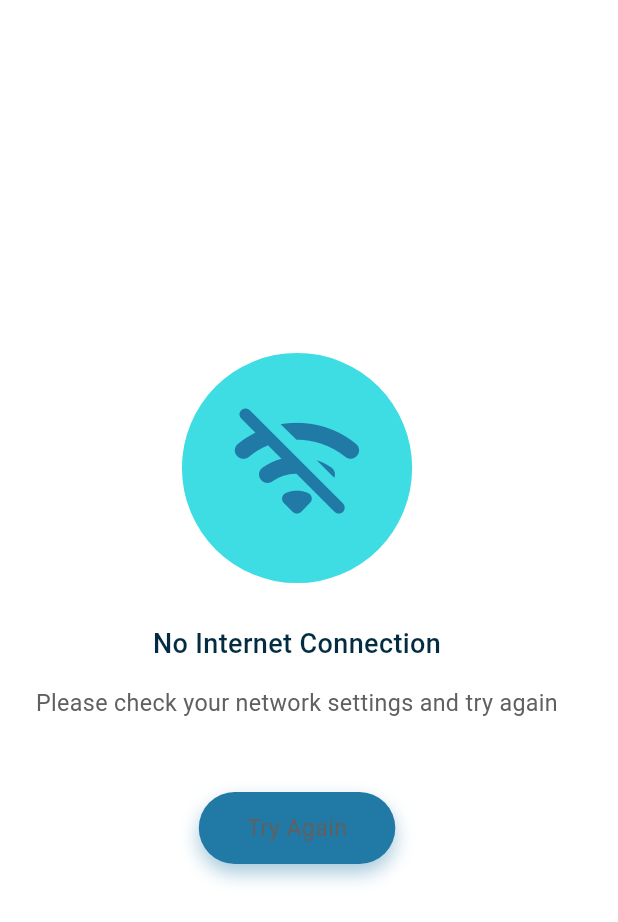
After one commit to codex7Teen/promilo_app_flutter_api, a Flutter app: the NoNetworkScreen screen opened directly, on a phone screen of 412 x 824 dp. The commit adds this screen. Shown: the top 922 px of the screen. Run offline on Flutter 3.47's test engine with Material 3 defaults, Android fonts, the phone set to English and light mode, and no system bars; our stand-ins replace carousel_slider, flutter_secure_storage, get, internet_connection_checker_plus, persistent_bottom_nav_bar, share_plus and 1 more; missing offline and left inert: app_settings; accounts and stored records are empty.

Commit message:
added internet connection checker and share options.

```diff
--- /dev/null
+++ b/lib/core/network/no_network_screen.dart
@@ -0,0 +1,145 @@
+import 'package:app_settings/app_settings.dart';
+import 'package:flutter/material.dart';
+import 'package:promilo_flutter_app/core/config/app_colors.dart';
+import 'package:promilo_flutter_app/core/config/app_text_styles.dart';
+
+class NoNetworkScreen extends StatefulWidget {
+  const NoNetworkScreen({super.key});
+
+  @override
+  State<NoNetworkScreen> createState() => _NoNetworkScreenState();
+}
+
+class _NoNetworkScreenState extends State<NoNetworkScreen>
+    with SingleTickerProviderStateMixin {
+  late AnimationController _controller;
+  late Animation<double> _scaleAnimation;
+  bool _isLoading = false;
+
+  @override
+  void initState() {
+    super.initState();
+    _controller = AnimationController(
+      duration: const Duration(seconds: 2),
+      vsync: this,
+    )..repeat(reverse: true);
+
+    _scaleAnimation = Tween<double>(begin: 1.0, end: 1.2).animate(
+      CurvedAnimation(parent: _controller, curve: Curves.easeInOut),
+    );
+  }
+
+  @override
+  void dispose() {
+    _controller.dispose();
+    super.dispose();
+  }
+
+  void _onRetry() async {
+    // Open network settings
+    await AppSettings.openAppSettingsPanel(
+        AppSettingsPanelType.internetConnectivity);
+    setState(() {
+      _isLoading = true;
+    });
+
+    await Future.delayed(const Duration(seconds: 8));
+
+    setState(() {
+      _isLoading = false;
+    });
+  }
+
+  @override
+  Widget build(BuildContext context) {
+    return Scaffold(
+      backgroundColor: AppColors.whiteColor,
+      body: SafeArea(
+        child: Padding(
+          padding: const EdgeInsets.symmetric(horizontal: 24.0),
+          child: Column(
+            mainAxisAlignment: MainAxisAlignment.center,
+            children: [
+              // Animated icon
+              ScaleTransition(
+                scale: _scaleAnimation,
+                child: Container(
+                  padding: const EdgeInsets.all(24),
+                  decoration: BoxDecoration(
+                    color: AppColors.cyanBlueThemeColor,
+                    shape: BoxShape.circle,
+                  ),
+                  child: const Icon(
+                    Icons.wifi_off_rounded,
+                    size: 80,
+                    color: AppColors.blueThemeColor,
+                  ),
+                ),
+              ),
+              const SizedBox(height: 40),
+
+              // Main heading
+              Text(
+                'No Internet Connection',
+                style: AppTextStyles.descriptionHeadingstext,
+                textAlign: TextAlign.center,
+              ),
+              const SizedBox(height: 16),
+
+              // Subheading
+              Text(
+                'Please check your network settings and try again',
+                style: AppTextStyles.descriptionSubtext,
+                textAlign: TextAlign.center,
+              ),
+              const SizedBox(height: 48),
+
+              // Retry button or loading indicator
+              _isLoading
+                  ? const SizedBox(
+                      width: 24,
+                      height: 24,
+                      child: CircularProgressIndicator(
+                        valueColor:
+                            AlwaysStoppedAnimation(AppColors.blueThemeColor),
+                      ),
+                    )
+                  : GestureDetector(
+                      onTapDown: (_) {
+                        setState(() {});
+                      },
+                      onTapUp: (_) {
+                        _onRetry();
+                      },
+                      child: AnimatedContainer(
+                        duration: const Duration(milliseconds: 200),
+                        curve: Curves.easeInOut,
+                        decoration: BoxDecoration(
+                          color: AppColors.blueThemeColor,
+                          borderRadius: BorderRadius.circular(25),
+                          boxShadow: [
+                            BoxShadow(
+                              color: AppColors.blueThemeColor
+                                  .withValues(alpha: 0.4),
+                              offset: const Offset(0, 6),
+                              blurRadius: 10,
+                            ),
+                          ],
+                        ),
+                        padding: const EdgeInsets.symmetric(
+                          horizontal: 32,
+                          vertical: 13,
+                        ),
+                        child: Text(
+                          'Try Again',
+                          style: AppTextStyles.descriptionSubtext
+                        ),
+                      ),
+                    ),
+            ],
+          ),
+        ),
+      ),
+    );
+  }
+}
--- a/lib/features/auth/presentation/screens/login_screen.dart
+++ b/lib/features/auth/presentation/screens/login_screen.dart
@@ -1,5 +1,3 @@
-import 'dart:developer';
-
 import 'package:flutter/material.dart';
 import 'package:get/get.dart';
 import 'package:promilo_flutter_app/core/config/app_colors.dart';
@@ -33,8 +31,7 @@ class ScreenLogin extends StatelessWidget {
               LoginScreenWidgets.buildSignInText(),
               SizedBox(height: 6),
               //! EMAIL INPUT FIELD
-              LoginScreenWidgets.buildEmailField(
-                  authController.emailController,
+              LoginScreenWidgets.buildEmailField(authController.emailController,
                   (value) => authController.updateEmail(value)),
               SizedBox(height: 6),
               //! SIGN IN WITH OTP TEXT
--- a/lib/features/description/controller/description_controller.dart
+++ b/lib/features/description/controller/description_controller.dart
@@ -1,4 +1,5 @@
 import 'package:get/get.dart';
+import 'package:share_plus/share_plus.dart';
 
 class DescriptionController extends GetxController {
   // integer to tract current carousel page and update it to dot indicator
@@ -6,12 +7,19 @@ class DescriptionController extends GetxController {
 
   // bool to expand and collapse description
   final RxBool isExpanded = false.obs;
-
+// update carousel page index
   void updateCarouselPage(int index) {
     currentPage.value = index;
   }
 
+// description expand and collapse
   void updateDescriptionControllerStatus() {
     isExpanded.value = !isExpanded.value;
   }
+
+// share a dummy image
+  void shareContent() {
+    Share.share(
+        'Book an actor for your next movie/show! https://www.linkedin.com/in/dennis-johnson-flutter-developer/ ');
+  }
 }
--- a/lib/features/description/presentation/widgets/description_screen_widgets.dart
+++ b/lib/features/description/presentation/widgets/description_screen_widgets.dart
@@ -121,6 +121,7 @@ class DescriptionScreenWidgets {
                       'assets/images/descr_image_5-removebg-preview.png',
                       width: 20),
                   GestureDetector(
+                    onTap: () => descriptionScreenController.shareContent(),
                     child: Image.asset(
                         'assets/images/descr_image_6-removebg-preview.png',
                         width: 17),
--- a/lib/features/home/presentation/widgets/home_screen_widgets.dart
+++ b/lib/features/home/presentation/widgets/home_screen_widgets.dart
@@ -4,7 +4,7 @@ import 'package:get/get.dart';
 import 'package:persistent_bottom_nav_bar/persistent_bottom_nav_bar.dart';
 import 'package:promilo_flutter_app/core/config/app_colors.dart';
 import 'package:promilo_flutter_app/core/config/app_text_styles.dart';
-import 'package:promilo_flutter_app/core/navigation/main_bottom_navigaton.dart';
+import 'package:promilo_flutter_app/core/network/internet_connection_wrapper.dart';
 import 'package:promilo_flutter_app/features/description/presentation/screens/description_screen.dart';
 import 'package:promilo_flutter_app/features/home/controller/home_screen_controller.dart';
 import 'package:smooth_page_indicator/smooth_page_indicator.dart';
@@ -252,7 +252,8 @@ class HomeScreenWidgets {
             onTap: () =>
                 // Displaying on the body of bottomnavbar to preserve the bottomnavbar.
                 PersistentNavBarNavigator.pushNewScreen(context,
-                    screen: ScreenDescription()),
+                    screen:
+                        InternetConnectionWrapper(child: ScreenDescription())),
             child: Container(
                 width: MediaQuery.sizeOf(context).width * 0.4,
                 margin: EdgeInsets.only(right: 20),
--- a/lib/main.dart
+++ b/lib/main.dart
@@ -3,6 +3,7 @@ import 'package:flutter_secure_storage/flutter_secure_storage.dart';
 import 'package:get/get.dart';
 import 'package:promilo_flutter_app/core/config/app_colors.dart';
 import 'package:promilo_flutter_app/core/navigation/main_bottom_navigaton.dart';
+import 'package:promilo_flutter_app/core/network/internet_connection_wrapper.dart';
 import 'package:promilo_flutter_app/features/auth/presentation/screens/login_screen.dart';
 
 void main() async {
@@ -28,6 +29,8 @@ class MyApp extends StatelessWidget {
               ColorScheme.fromSeed(seedColor: AppColors.darkBlueThemeColor),
           useMaterial3: true,
         ),
-        home: isLoggedIn ? MainBottomNavigation() : ScreenLogin());
+        home: isLoggedIn
+            ? InternetConnectionWrapper(child: MainBottomNavigation())
+            : InternetConnectionWrapper(child: ScreenLogin()));
   }
 }
--- a/pubspec.yaml
+++ b/pubspec.yaml
@@ -28,6 +28,7 @@ environment:
 # the latest version available on pub.dev. To see which dependencies have newer
 # versions available, run `flutter pub outdated`.
 dependencies:
+  app_settings: ^5.2.0
   carousel_slider: ^5.0.0
   crypto: ^3.0.6
   cupertino_icons: ^1.0.8
@@ -36,7 +37,9 @@ dependencies:
   flutter_secure_storage: ^9.2.4
   get: ^4.7.2
   http: ^1.3.0
+  internet_connection_checker_plus: ^2.7.0
   persistent_bottom_nav_bar: ^6.2.1
+  share_plus: ^10.1.4
   smooth_page_indicator: ^1.2.0+3
 
 dev_dependencies:
```
Also changed, not shown: lib/core/network/internet_connection_wrapper.dart (added, +49 -0 lines), lib/data/models/login_model.dart (+7 -4 lines), lib/data/services/auth_services.dart (+14 -13 lines), lib/features/auth/controller/auth_controller.dart (+24 -12 lines), pubspec.lock, 5 other files.
